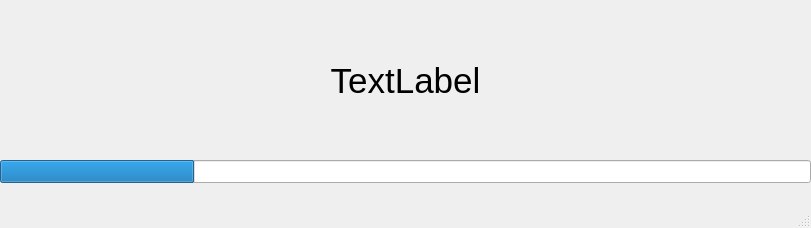
This is mainprogram.ui in Starflight-code/DeStress-Qt as Qt 5 draws it before an edit. The edited form follows.
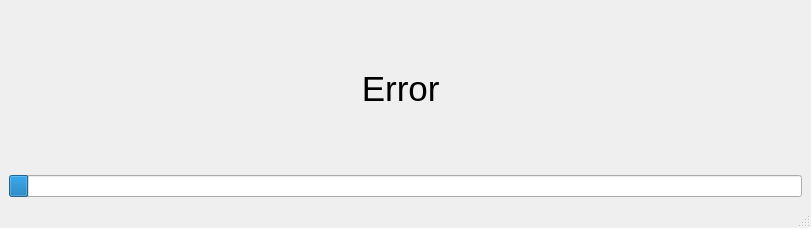
This is the edited form.

```diff
--- a/mainprogram.ui
+++ b/mainprogram.ui
@@ -14,46 +14,39 @@
    <string>MainWindow</string>
   </property>
   <widget class="QWidget" name="centralwidget">
-   <widget class="QProgressBar" name="progressBar">
-    <property name="geometry">
-     <rect>
-      <x>0</x>
-      <y>160</y>
-      <width>811</width>
-      <height>23</height>
-     </rect>
-    </property>
-    <property name="mouseTracking">
-     <bool>false</bool>
-    </property>
-    <property name="value">
-     <number>24</number>
-    </property>
-    <property name="textVisible">
-     <bool>false</bool>
-    </property>
-   </widget>
+   <layout class="QVBoxLayout" name="verticalLayout">
+    <item>
    <widget class="QLabel" name="label">
-    <property name="geometry">
-     <rect>
-      <x>10</x>
-      <y>10</y>
-      <width>791</width>
-      <height>141</height>
-     </rect>
-    </property>
     <property name="font">
      <font>
       <pointsize>26</pointsize>
      </font>
     </property>
     <property name="text">
-     <string>TextLabel</string>
+       <string>Error &lt;You shouldn't see this&gt;</string>
     </property>
     <property name="alignment">
      <set>Qt::AlignCenter</set>
     </property>
    </widget>
+    </item>
+    <item>
+     <widget class="QProgressBar" name="progressBar">
+      <property name="mouseTracking">
+       <bool>false</bool>
+      </property>
+      <property name="maximum">
+       <number>1000</number>
+      </property>
+      <property name="value">
+       <number>24</number>
+      </property>
+      <property name="textVisible">
+       <bool>false</bool>
+      </property>
+     </widget>
+    </item>
+   </layout>
   </widget>
   <widget class="QMenuBar" name="menubar">
    <property name="geometry">
```
Lines whose indentation alone changed are shown as unchanged.
